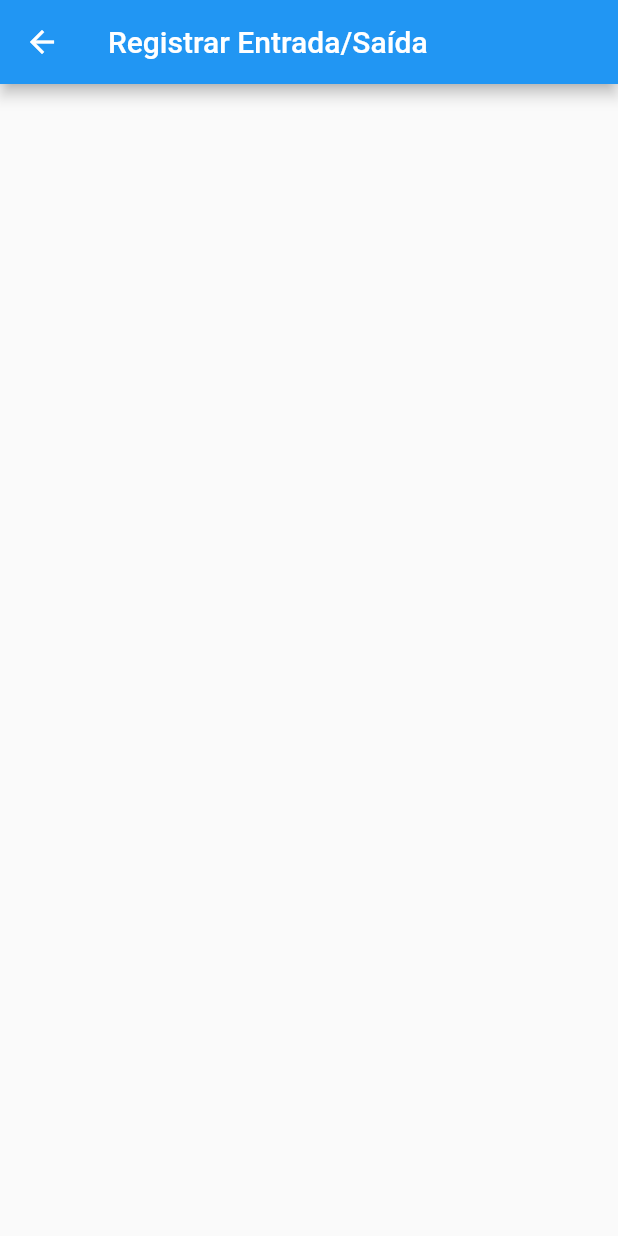
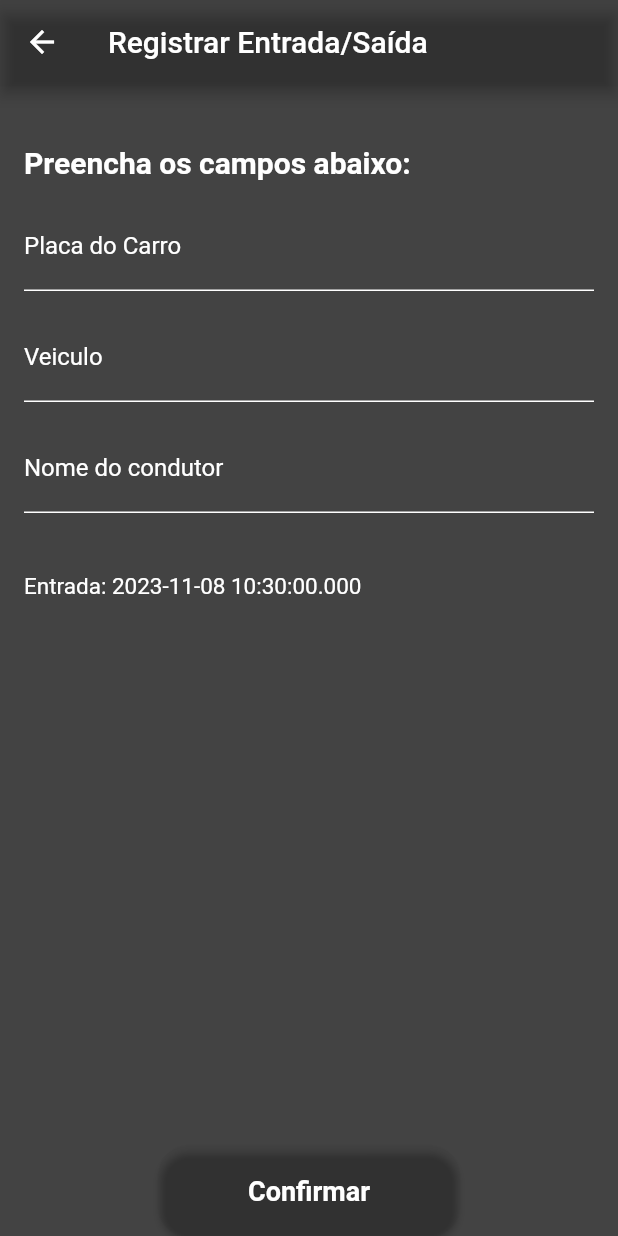
Before and after one commit to SabrineMaachado/mobify, a Flutter app: the EntryExitScreen screen opened directly, on a phone screen of 412 x 824 dp. Run offline on Flutter 3.47's test engine with Material 2 defaults, Android fonts, the phone set to English and light mode, and no system bars; our stand-ins replace fluttertoast.

Commit message:
feat: EntryExit screen

```diff
--- a/mobify/lib/pages/entry_exit_screen.dart
+++ b/mobify/lib/pages/entry_exit_screen.dart
@@ -1,18 +1,102 @@
 import 'package:flutter/material.dart';
+import 'package:fluttertoast/fluttertoast.dart';
+
+import 'home_screen.dart';
 
 class EntryExitScreen extends StatelessWidget {
+  const EntryExitScreen({super.key});
+
   @override
   Widget build(BuildContext context) {
     return Scaffold(
       appBar: AppBar(
-        title: Text('Registrar Entrada/Saída'),
+        title: const Text('Registrar Entrada/Saída'),
+        backgroundColor: const Color.fromARGB(0, 42, 42, 42),
       ),
-      body: Column(
-        children: [
-          // Campo de Placa (use um TextField)
-          // Botões "Entrada" e "Saída"
-          // Informação da Vaga
-        ],
+      backgroundColor: const Color(0xFF434343),
+      body: Padding(
+        padding: const EdgeInsets.all(16),
+        child: ListView(
+          children: [
+            const SizedBox(height: 25),
+            const Text(
+              'Preencha os campos abaixo:',
+              style: TextStyle(
+                fontSize: 20,
+                color: Colors.white,
+                fontWeight: FontWeight.bold,
+              ),
+            ),
+            const SizedBox(height: 15),
+            _buildTextField('Placa do Carro'),
+            const SizedBox(height: 15),
+            _buildTextField('Veiculo'),
+            const SizedBox(height: 15),
+            _buildTextField('Nome do condutor'),
+            const SizedBox(height: 40),
+            Text(
+              'Entrada: ${DateTime.now().toString()}',
+              style: const TextStyle(
+                fontSize: 15,
+                color: Colors.white,
+              ),
+            ),
+          ],
+        ),
+      ),
+      floatingActionButton: ElevatedButton(
+        onPressed: () {
+          // Exibe um toast de sucesso
+          Fluttertoast.showToast(
+            msg: 'Cliente salvo com sucesso',
+            backgroundColor: const Color(0xFF86E55A),
+            textColor: Colors.white,
+          );
+
+          Navigator.of(context)
+              .push(MaterialPageRoute(builder: (context) => HomeScreen()));
+        },
+        style: ElevatedButton.styleFrom(
+          foregroundColor: Colors.black,
+          backgroundColor: Colors.transparent,
+          shape: RoundedRectangleBorder(
+            borderRadius: BorderRadius.circular(20.0),
+          ),
+          minimumSize: const Size(200, 60),
+        ),
+        child: const Text(
+          'Confirmar',
+          style: TextStyle(
+            fontWeight: FontWeight.bold,
+            fontSize: 18,
+            color: Colors.white,
+          ),
+        ),
+      ),
+      floatingActionButtonLocation: FloatingActionButtonLocation.centerDocked,
+    );
+  }
+
+  Widget _buildTextField(String labelText) {
+    return TextField(
+      decoration: InputDecoration(
+        labelText: labelText,
+        labelStyle: const TextStyle(
+          color: Colors.white,
+        ),
+        enabledBorder: const UnderlineInputBorder(
+          borderSide: BorderSide(
+            color: Colors.white,
+          ),
+        ),
+        focusedBorder: const UnderlineInputBorder(
+          borderSide: BorderSide(
+            color: Colors.white,
+          ),
+        ),
+      ),
+      style: const TextStyle(
+        color: Colors.white,
       ),
     );
   }
```
